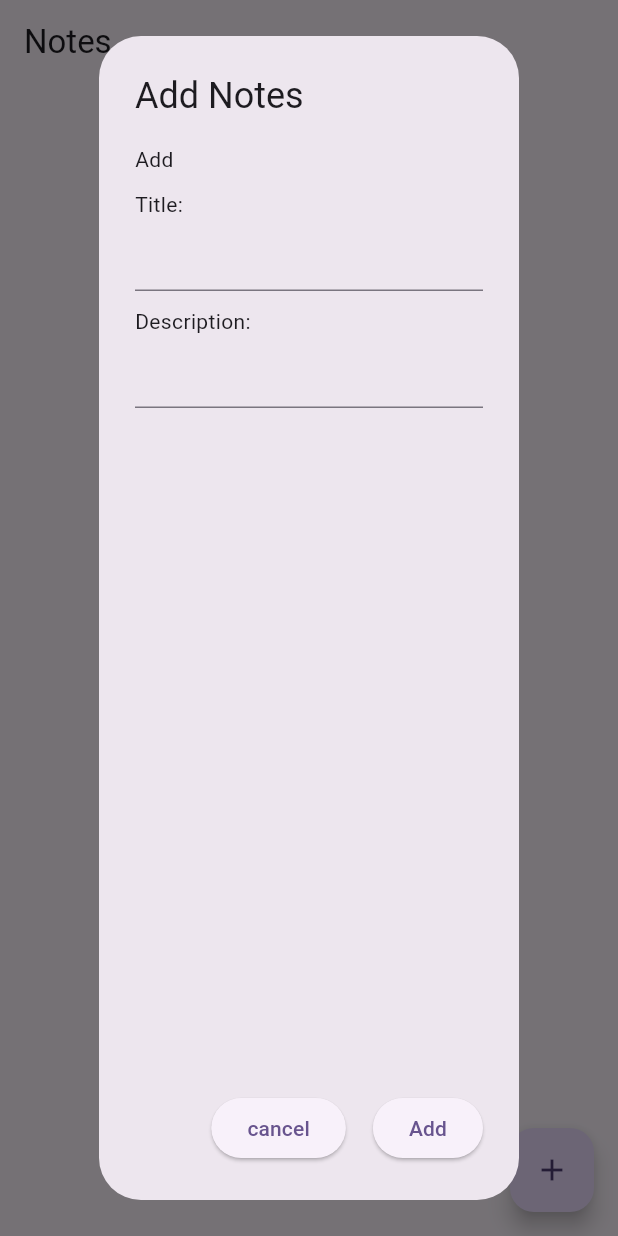
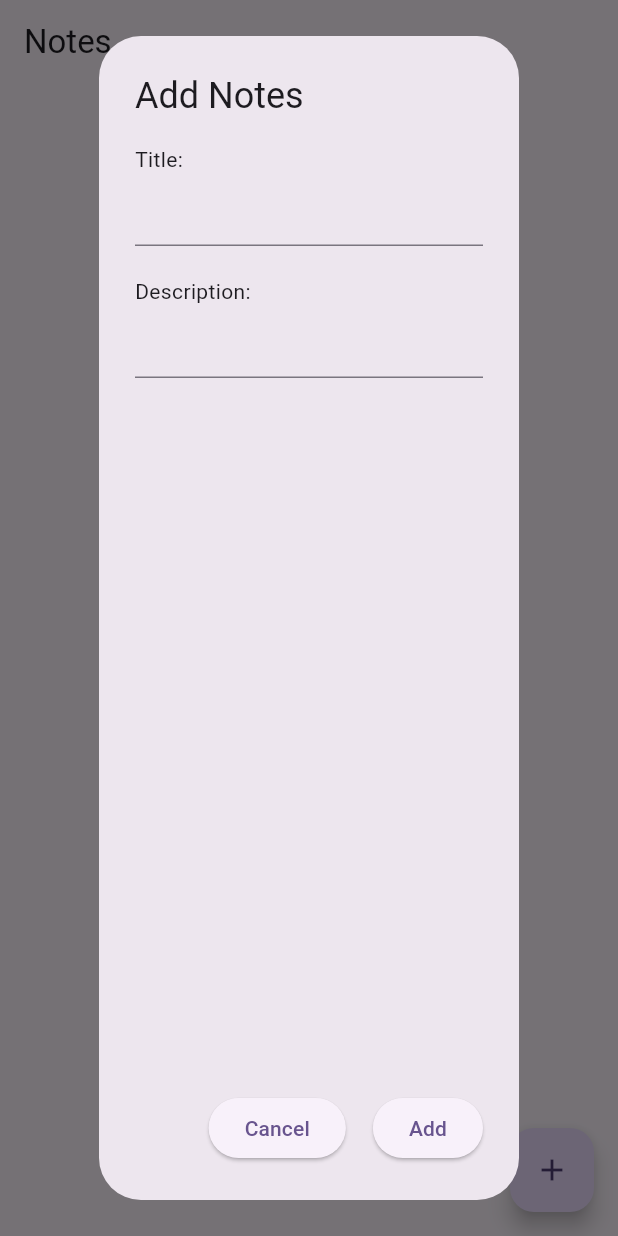
Before and after one commit to JonathanF123/notes-JonathanF123, a Flutter app: the screen it shows after launch, after a tap on the "add" icon, on a phone screen of 412 x 824 dp. Run offline on Flutter 3.47's test engine with Material 3 defaults, Android fonts, the phone set to English and light mode, and no system bars; our stand-ins replace cloud_firestore, firebase_core; accounts and stored records are empty.

Commit message:
Update note_dialog.dart

```diff
--- a/lib/widgets/note_dialog.dart
+++ b/lib/widgets/note_dialog.dart
@@ -1,18 +1,20 @@
 import 'package:flutter/material.dart';
 import 'package:notes/services/note_service.dart';
+
 
 class NoteDialog extends StatelessWidget {
   final Map<String, dynamic>? note;
   final TextEditingController _titleController = TextEditingController();
   final TextEditingController _descriptionController = TextEditingController();
 
+
   NoteDialog({super.key, this.note}) {
     if (note != null) {
-      // noteId = note['id'];
       _titleController.text = note!['title'];
       _descriptionController.text = note!['description'];
     }
   }
+
 
   @override
   Widget build(BuildContext context) {
@@ -21,22 +23,17 @@ class NoteDialog extends StatelessWidget {
       content: Column(
         crossAxisAlignment: CrossAxisAlignment.start,
         children: [
-          const Text('Add'),
-          const Padding(
-            padding: EdgeInsets.only(top: 10.0),
-            child: Text(
-              'Title:',
-              textAlign: TextAlign.start,
-            ),
+          const Text(
+            'Title: ',
+            textAlign: TextAlign.start,
           ),
           TextField(
             controller: _titleController,
           ),
           const Padding(
-            padding: EdgeInsets.only(top: 10.0),
+            padding: EdgeInsets.only(top: 20),
             child: Text(
-              'Description:',
-              textAlign: TextAlign.start,
+              'Description: ',
             ),
           ),
           TextField(
@@ -44,15 +41,14 @@ class NoteDialog extends StatelessWidget {
           ),
         ],
       ),
-      // Action berisi kumpulan button
       actions: [
         Padding(
-          padding: const EdgeInsets.symmetric(horizontal: 10.0),
+          padding: const EdgeInsets.symmetric(horizontal: 10),
           child: ElevatedButton(
             onPressed: () {
               Navigator.of(context).pop();
             },
-            child: const Text('cancel'),
+            child: const Text('Cancel'),
           ),
         ),
         ElevatedButton(
```
